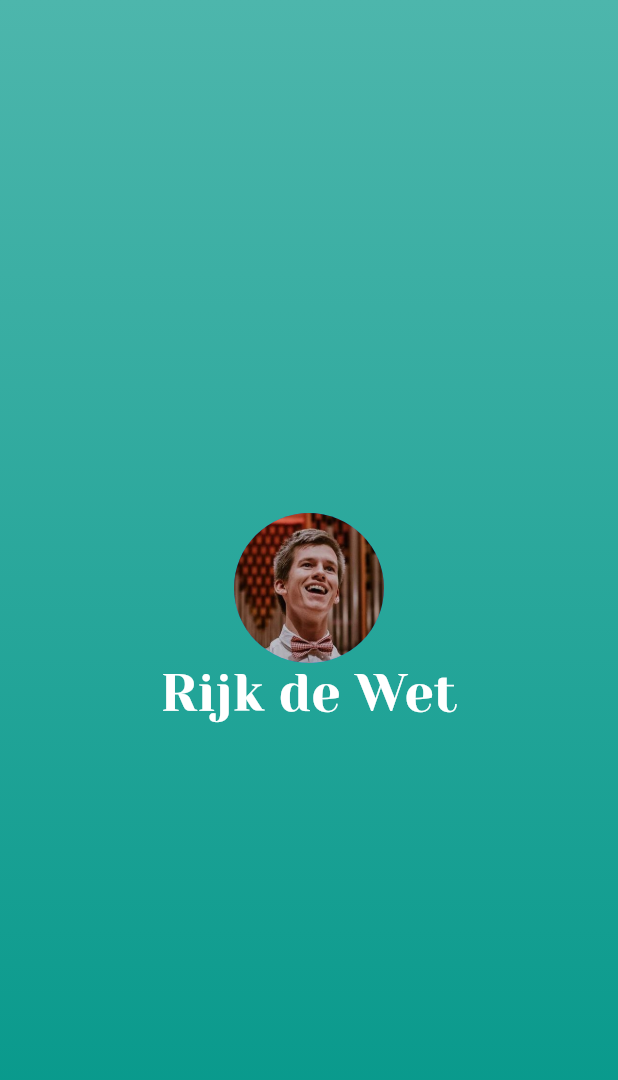
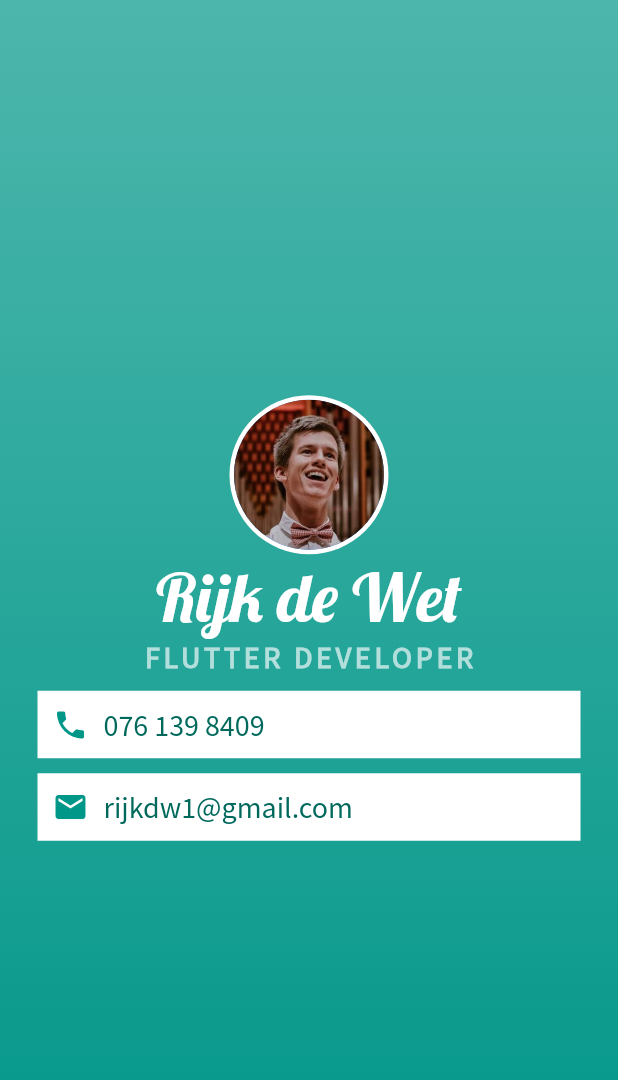
Before and after one commit to rijkdw/mi-card, a Flutter app: the screen it shows after launch, on a phone screen of 412 x 824 dp. Shown: the top 1080 px of the screen. Run offline on Flutter 3.47's test engine with Material 2 defaults, Android fonts, the phone set to English and light mode, and no system bars.

Commit message:
Added details, added avatar border, added extra fonts

```diff
--- a/lib/main.dart
+++ b/lib/main.dart
@@ -27,12 +27,82 @@ class MyApp extends StatelessWidget {
                   width: double.infinity,
                 ),
                 CircleAvatar(
-                  radius: 50,
-                  backgroundImage: AssetImage('images/me.jpg'),
+                  radius: 53,
+                  backgroundColor: Colors.white,
+                  child: CircleAvatar(
+                    radius: 50,
+                    backgroundImage: AssetImage('images/me.jpg'),
+                  ),
                 ),
                 Text(
                   'Rijk de Wet',
-                  style: TextStyle(fontSize: 35, color: Colors.white, fontFamily: 'Yeseva One'),
+                  style: TextStyle(
+                    fontSize: 45,
+                    color: Colors.white,
+                    fontFamily: 'Lobster',
+                  ),
+                ),
+                Text(
+                  'FLUTTER DEVELOPER',
+                  style: TextStyle(
+                    fontSize: 20,
+                    color: Colors.teal[100],
+                    fontFamily: 'Source Sans Pro',
+                    fontWeight: FontWeight.bold,
+                    letterSpacing: 2.5,
+                  ),
+                ),
+                Container(
+                  margin: EdgeInsets.symmetric(vertical: 10, horizontal: 25),
+                  padding: EdgeInsets.all(10),
+                  decoration: BoxDecoration(
+                    color: Colors.white,
+                  ),
+                  child: Row(
+                    children: <Widget>[
+                      Icon(
+                        Icons.phone,
+                        color: Colors.teal,
+                      ),
+                      SizedBox(
+                        width: 10,
+                      ),
+                      Text(
+                        '076 139 8409',
+                        style: TextStyle(
+                          color: Colors.teal[800],
+                          fontFamily: 'Source Sans Pro',
+                          fontSize: 20,
+                        ),
+                      ),
+                    ],
+                  ),
+                ),
+                Container(
+                  margin: EdgeInsets.symmetric(horizontal: 25),
+                  padding: EdgeInsets.all(10),
+                  decoration: BoxDecoration(
+                    color: Colors.white,
+                  ),
+                  child: Row(
+                    children: <Widget>[
+                      Icon(
+                        Icons.email,
+                        color: Colors.teal,
+                      ),
+                      SizedBox(
+                        width: 10,
+                      ),
+                      Text(
+                        'rijkdw1@gmail.com',
+                        style: TextStyle(
+                          color: Colors.teal[800],
+                          fontFamily: 'Source Sans Pro',
+                          fontSize: 20,
+                        ),
+                      ),
+                    ],
+                  ),
                 ),
               ],
             ),
```
Also changed, not shown: pubspec.yaml (+8 -0 lines), fonts/Lobster-Regular.ttf (added), fonts/SourceSansPro-Regular.ttf (added).
